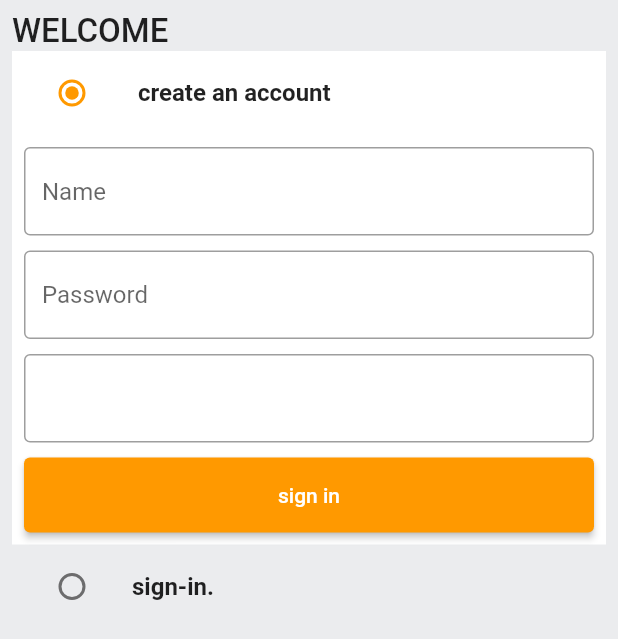
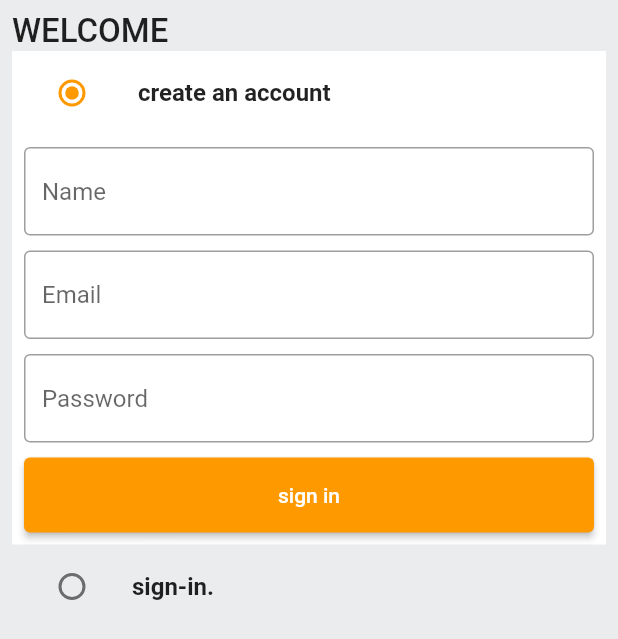
Before and after one commit to GOWTHAMRAJ004/amazon_clone, a Flutter app: the screen it shows after launch, on a phone screen of 412 x 824 dp. Shown: the top 639 px of the screen. Run offline on Flutter 3.47's test engine with Material 2 defaults, Android fonts, the phone set to English and light mode, and no system bars.

Commit message:
auth screen modified

```diff
--- a/lib/features/auth/screens/auth.dart
+++ b/lib/features/auth/screens/auth.dart
@@ -77,12 +77,12 @@ class _AuthScreenState extends State<AuthScreen> {
                           height: 10,
                         ),
                         custom_textfield(
-                            controller: _emailcontroller, hinText: 'Password'),
+                            controller: _emailcontroller, hinText: 'Email'),
                         SizedBox(
                           height: 10,
                         ),
                         custom_textfield(
-                            controller: _emailcontroller, hinText: ''),
+                            controller: _emailcontroller, hinText: 'Password'),
                         SizedBox(
                           height: 10,
                         ),
@@ -91,6 +91,9 @@ class _AuthScreenState extends State<AuthScreen> {
                     )),
               ),
             ListTile(
+              tileColor: _auth == Auth.signin
+                  ? GlobalVariables.backgroundColor
+                  : GlobalVariables.greyBackgroundCOlor,
               title: Text(
                 'sign-in.',
                 style: TextStyle(fontWeight: FontWeight.bold),
@@ -104,7 +107,29 @@ class _AuthScreenState extends State<AuthScreen> {
                   });
                 },
               ),
-            )
+            ),
+            if (_auth == Auth.signin)
+              Container(
+                padding: EdgeInsets.all(8),
+                color: GlobalVariables.backgroundColor,
+                child: Form(
+                    key: _signupFromKey,
+                    child: Column(
+                      children: [
+                        custom_textfield(
+                            controller: _emailcontroller, hinText: 'Email'),
+                        SizedBox(
+                          height: 10,
+                        ),
+                        custom_textfield(
+                            controller: _emailcontroller, hinText: 'Password'),
+                        SizedBox(
+                          height: 10,
+                        ),
+                        custom_button(onTap: () {}, text: 'sign in')
+                      ],
+                    )),
+              )
           ],
         ),
       )),
```
